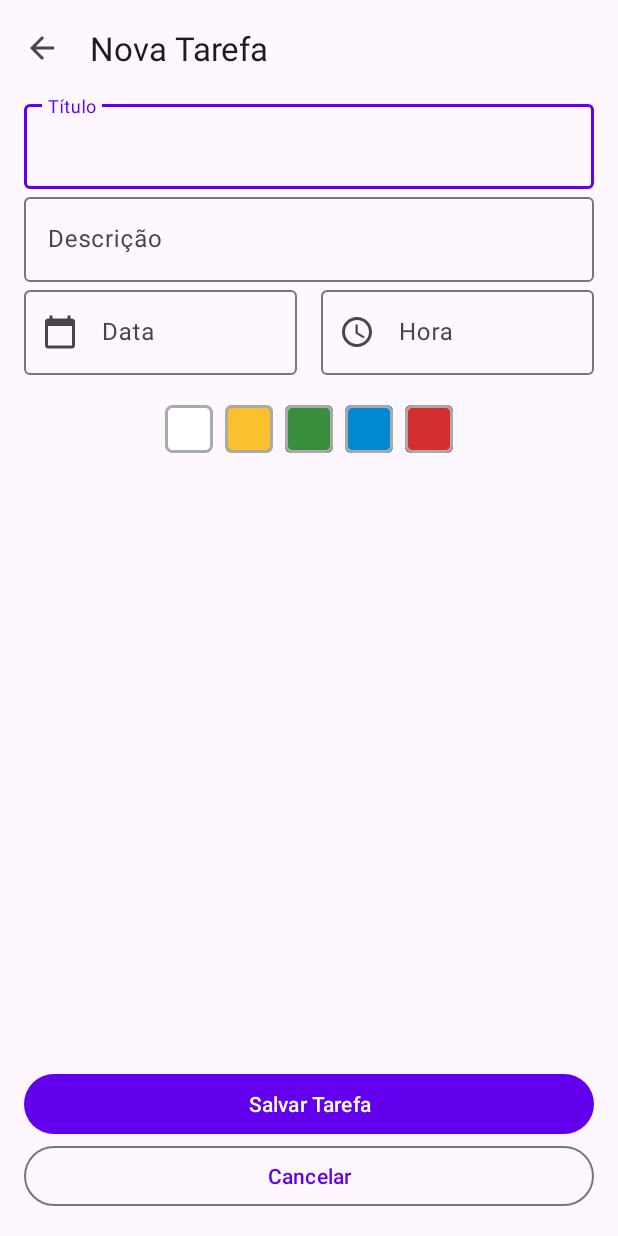
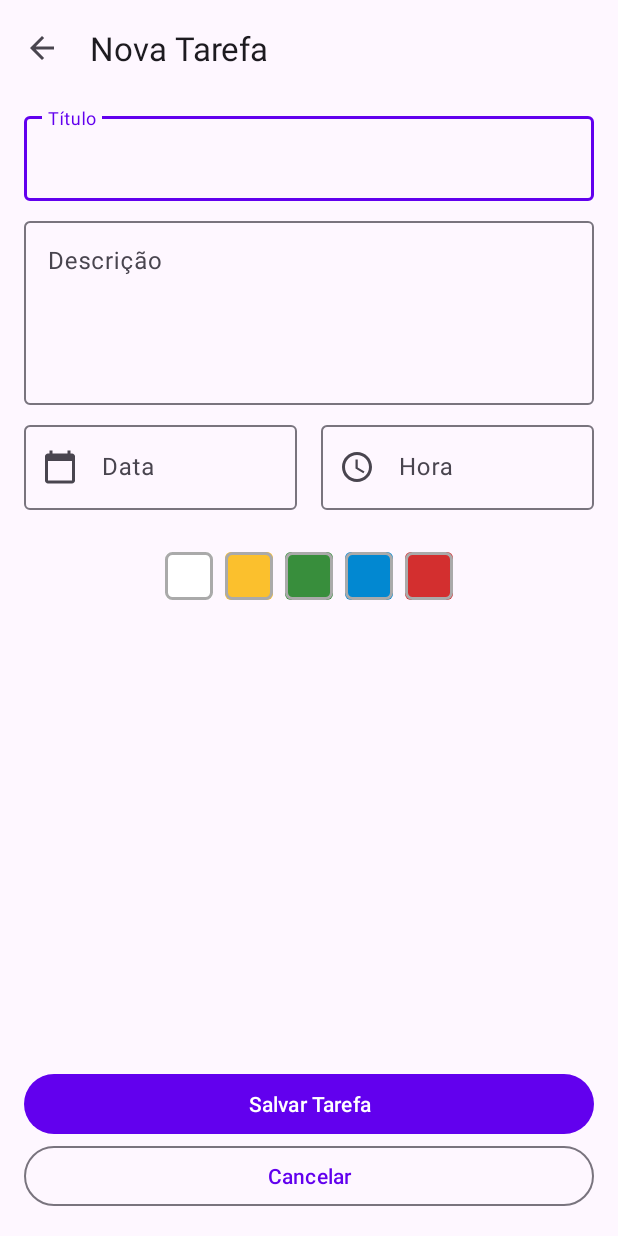
Before and after one commit to alisonViana/app-todo-list-bootcamp, an Android app: the DetailActivity screen opened directly, with no data from a screen before it, on a phone screen of 412 x 824 dp. Run offline under Robolectric (Android 15) with nearby library versions, the phone set to English and light mode, and no system bars.

Commit message:
update detail activity layout

```diff
--- a/app/src/main/res/layout/activity_detail.xml
+++ b/app/src/main/res/layout/activity_detail.xml
@@ -40,6 +40,7 @@
         app:layout_constraintStart_toStartOf="@id/guideline_start"
         app:layout_constraintEnd_toEndOf="@id/guideline_end"
         app:layout_constraintTop_toBottomOf="@id/toolbar"
+        android:layout_marginTop="8dp"
         android:hint="@string/label_title"
         >
 
@@ -52,16 +53,18 @@
     <com.google.android.material.textfield.TextInputLayout
         android:id="@+id/til_description"
         android:layout_width="0dp"
-        android:layout_height="wrap_content"
+        android:layout_height="128dp"
         app:layout_constraintStart_toStartOf="@id/guideline_start"
         app:layout_constraintEnd_toEndOf="@id/guideline_end"
         app:layout_constraintTop_toBottomOf="@id/til_title"
+        android:layout_marginTop="8dp"
         android:hint="@string/label_description"
         >
 
         <com.google.android.material.textfield.TextInputEditText
             android:layout_width="match_parent"
-            android:layout_height="wrap_content"/>
+            android:layout_height="match_parent"
+            android:gravity="start" />
 
     </com.google.android.material.textfield.TextInputLayout>
 
@@ -73,6 +76,7 @@
         app:layout_constraintEnd_toStartOf="@id/til_hour"
         app:layout_constraintTop_toBottomOf="@id/til_description"
         android:layout_marginEnd="8dp"
+        android:layout_marginTop="8dp"
         android:hint="@string/label_date"
         app:startIconDrawable="@drawable/ic_calendar"
         >
@@ -91,7 +95,7 @@
         android:layout_height="wrap_content"
         app:layout_constraintStart_toEndOf="@id/til_date"
         app:layout_constraintEnd_toEndOf="@id/guideline_end"
-        app:layout_constraintTop_toBottomOf="@id/til_description"
+        app:layout_constraintTop_toTopOf="@id/til_date"
         android:layout_marginStart="8dp"
         android:hint="@string/label_hour"
         app:startIconDrawable="@drawable/ic_clock"
@@ -111,7 +115,7 @@
         app:layout_constraintStart_toStartOf="@id/guideline_start"
         app:layout_constraintEnd_toEndOf="@id/guideline_end"
         app:layout_constraintTop_toBottomOf="@id/til_date"
-        android:layout_marginTop="8dp"
+        android:layout_marginTop="16dp"
         android:padding="8dp"
         android:orientation="horizontal"
         android:gravity="center"
```
